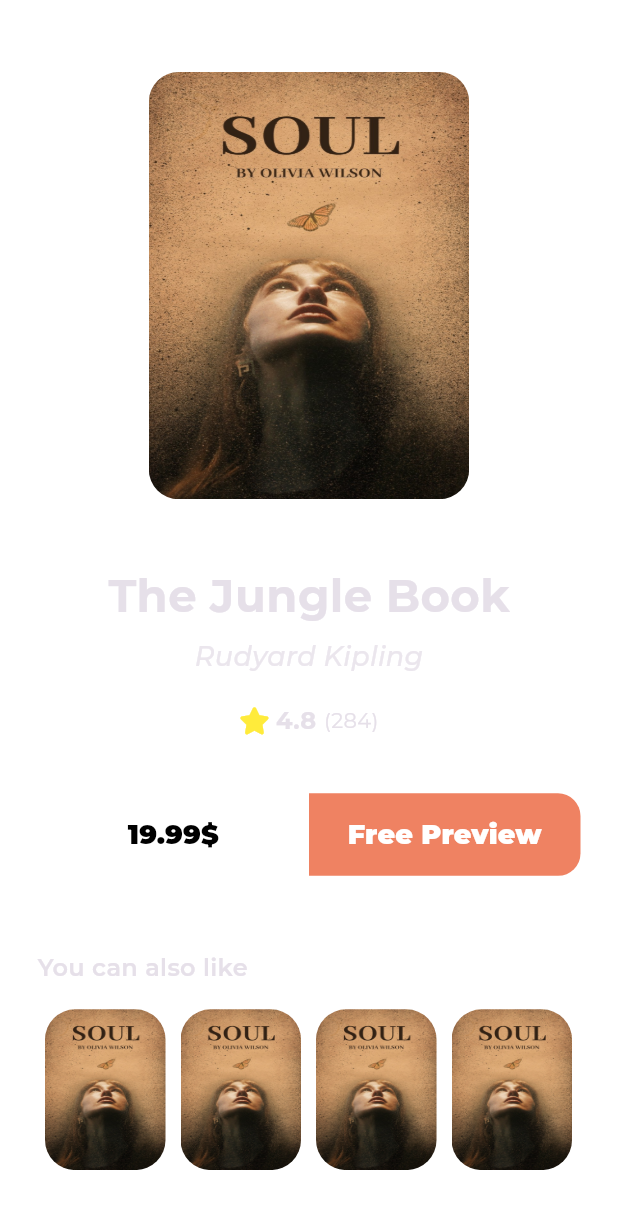
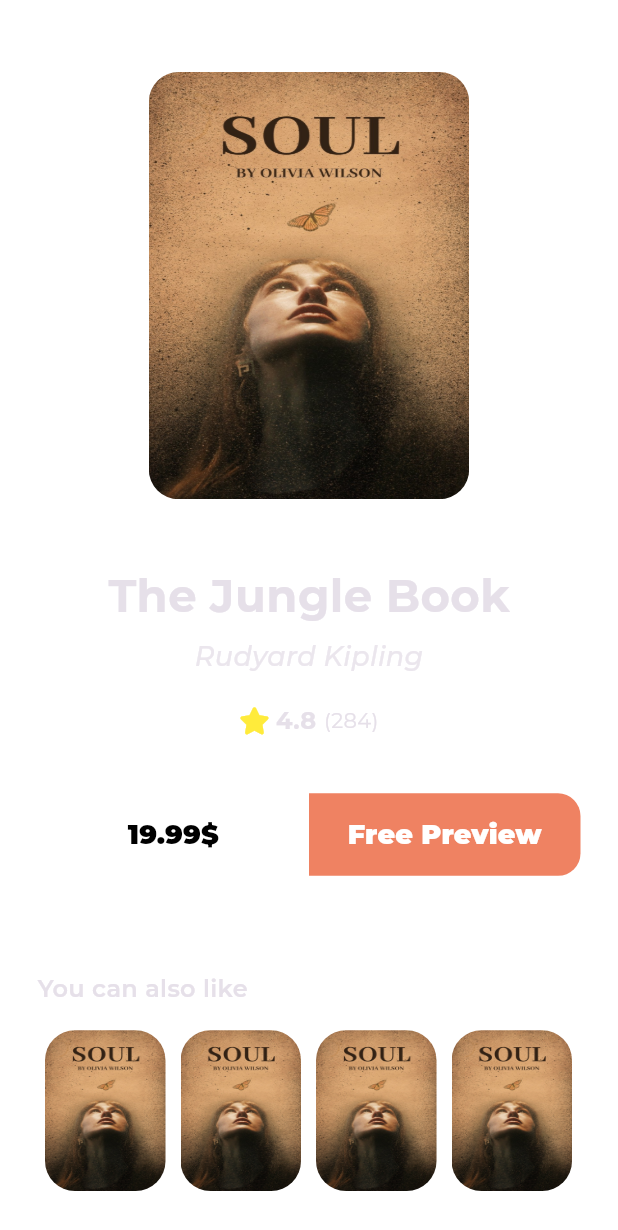
Before and after one commit to EsAm1973/book-store, a Flutter app: the screen it shows after launch, after a tap on "Harry Potter and the Goblet of Fire", on a phone screen of 412 x 824 dp. Shown: the top 1230 px of the screen. Run offline on Flutter 3.47's test engine with Material 3 defaults, Android fonts, the phone set to English and light mode, and no system bars; our stand-ins replace font_awesome_flutter, go_router, google_fonts.

Commit message:
Add custom scroll view to details view

```diff
--- a/lib/Features/home/presentation/views/widgets/book_details_view_body.dart
+++ b/lib/Features/home/presentation/views/widgets/book_details_view_body.dart
@@ -12,7 +12,12 @@ class BookDetailsViewBody extends StatelessWidget {
   @override
   Widget build(BuildContext context) {
     var width = MediaQuery.of(context).size.width;
-    return Material(
+
+    return CustomScrollView(
+      slivers: [
+        SliverFillRemaining(
+          hasScrollBody: false,
+            child: Material(
           type: MaterialType.transparency,
           child: SafeArea(
             child: Padding(
@@ -28,7 +33,8 @@ class BookDetailsViewBody extends StatelessWidget {
                     height: 43,
                   ),
                   Text(
-                style: Styles.textStyle30.copyWith(fontWeight: FontWeight.bold),
+                    style: Styles.textStyle30
+                        .copyWith(fontWeight: FontWeight.bold),
                     'The Jungle Book',
                   ),
                   const SizedBox(
@@ -52,25 +58,32 @@ class BookDetailsViewBody extends StatelessWidget {
                     height: 37,
                   ),
                   const ButtonAction(),
-              const SizedBox(
+                  const Expanded(
+                    child: SizedBox(
                       height: 50,
+                    ),
                   ),
                   Align(
                     alignment: Alignment.centerLeft,
                     child: Text(
                       'You can also like',
-                  style:
-                      Styles.textStyle16.copyWith(fontWeight: FontWeight.w600),
+                      style: Styles.textStyle16
+                          .copyWith(fontWeight: FontWeight.w600),
                     ),
                   ),
                   const SizedBox(
                     height: 16,
                   ),
                   const SimilerBooksListView(),
+                  const SizedBox(
+                    height: 30,
+                  ),
                 ],
               ),
             ),
           ),
+        )),
+      ],
     );
   }
 }
```
Lines whose indentation alone changed are shown as unchanged.
